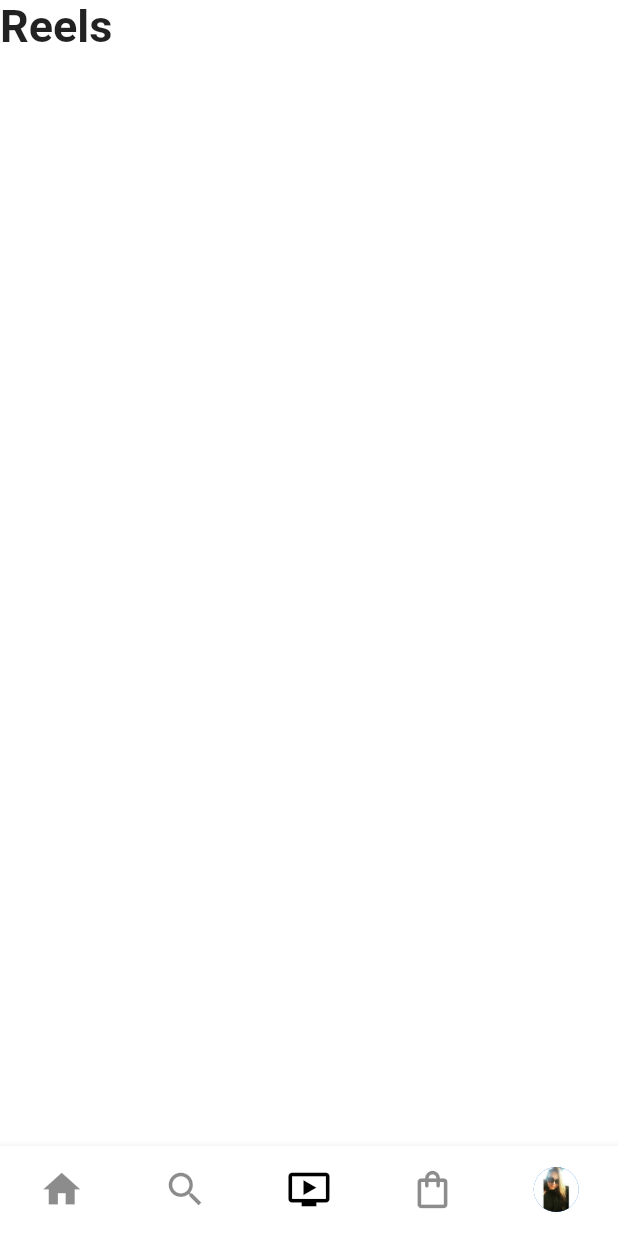
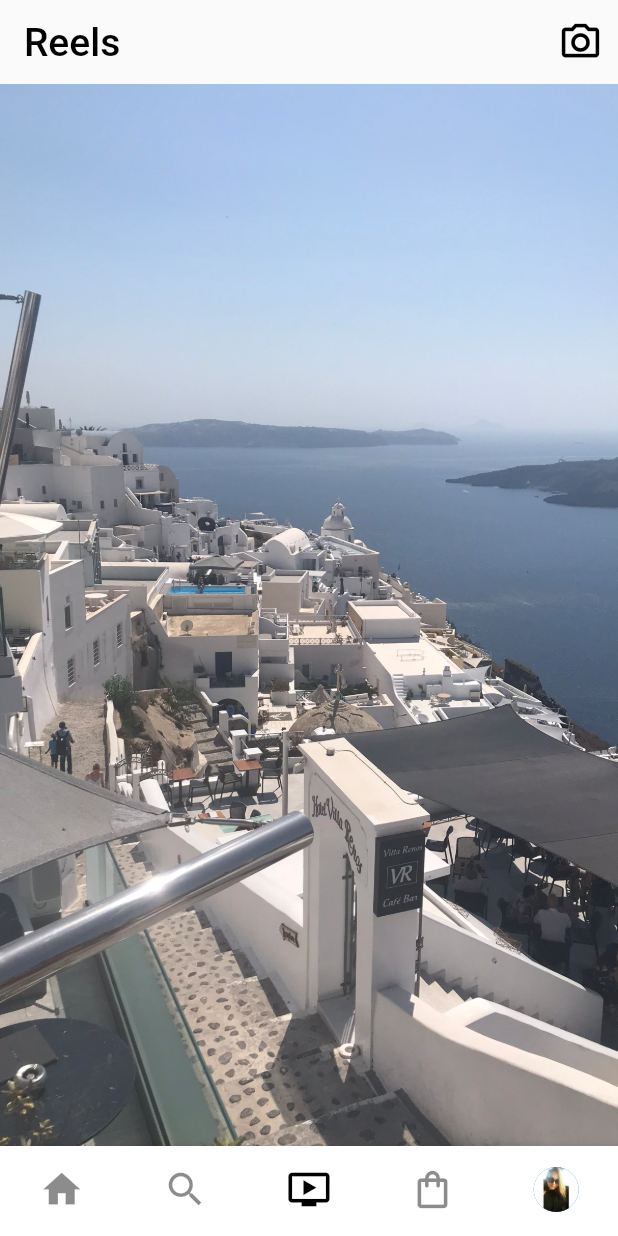
Before and after one commit to ecembostancioglu/instagram_ui, a Flutter app: the screen it shows after launch, item 3 of the bottom bar chosen, on a phone screen of 412 x 824 dp. Run offline on Flutter 3.47's test engine with Material 2 defaults, Android fonts, the phone set to English and light mode, and no system bars.

Commit message:
Created Reels Page

```diff
--- a/lib/screens/homepage/home_page.dart
+++ b/lib/screens/homepage/home_page.dart
@@ -1,6 +1,7 @@
 import 'package:flutter/material.dart';
 import 'package:instagram_ui/constants/text_constants.dart';
 import 'package:instagram_ui/screens/profilepage/my_profile.dart';
+import 'package:instagram_ui/screens/reelspage/reels_page.dart';
 import 'package:instagram_ui/screens/searchpage/search_page.dart';
 import 'package:instagram_ui/screens/shoppage/shop_page.dart';
 import '../../constants/color_constants.dart';
@@ -23,7 +24,7 @@ class _HomePageState extends State<HomePage> {
   static final List<Widget> _widget=<Widget>[
     const StoryProfile(),
     SearchPage(),
-    const Text(TextConstants.reels,style: _style),
+    ReelsPage(),
     ShopPage(),
     MyProfilePage(),
   ];
--- a/lib/screens/reelspage/reels_page.dart
+++ b/lib/screens/reelspage/reels_page.dart
@@ -1,10 +1,50 @@
 import 'package:flutter/material.dart';
+import 'package:instagram_ui/constants/text_constants.dart';
+import '../../constants/color_constants.dart';
+import '../../model/story_highlights.dart';
 
-class ExplorePage extends StatelessWidget {
-  const ExplorePage({Key? key}) : super(key: key);
+class ReelsPage extends StatelessWidget {
+  const ReelsPage({Key? key}) : super(key: key);
 
   @override
   Widget build(BuildContext context) {
-    return Container();
-  }
+
+    Size size=MediaQuery.of(context).size;
+
+    return Scaffold(
+      resizeToAvoidBottomInset: false,
+      appBar: AppBar(
+        elevation: 0,
+        backgroundColor: Colors.transparent,
+        title: Text(
+            TextConstants.reels,
+            style: TextStyle(color: ColorConstants.black,
+                fontSize: 26)),
+        actions: [
+          Row(
+            mainAxisAlignment: MainAxisAlignment.spaceBetween,
+            children: [
+              Padding(
+                padding: const EdgeInsets.all(10),
+                child: Icon(Icons.camera_alt_outlined,
+                    size: 30,color: ColorConstants.black),
+              )
+            ],
+          )
+        ],
+      ),
+      body: PageView.builder(
+        scrollDirection: Axis.vertical,
+          itemCount: highlightsItem.length,
+          itemBuilder: (_,index){
+          return Container(
+            height: size.height,
+              decoration: BoxDecoration(
+              image: DecorationImage(
+              image: AssetImage(highlightsItem[index].thumbnail),
+                fit: BoxFit.cover
+            ),));
+        }
+        )
+    );}
 }
--- a/pubspec.yaml
+++ b/pubspec.yaml
@@ -37,6 +37,7 @@ dependencies:
   font_awesome_flutter: ^10.1.0
   flutter_staggered_grid_view: ^0.6.1
   sliver_header_delegate: ^0.0.5
+  video_player: ^2.3.0
 
 dev_dependencies:
   flutter_test:
```
Also changed, not shown: lib/screens/searchpage/search_page.dart (+3 -5 lines), lib/screens/shoppage/shop_page.dart (+10 -10 lines), pubspec.lock, 2 other files.
